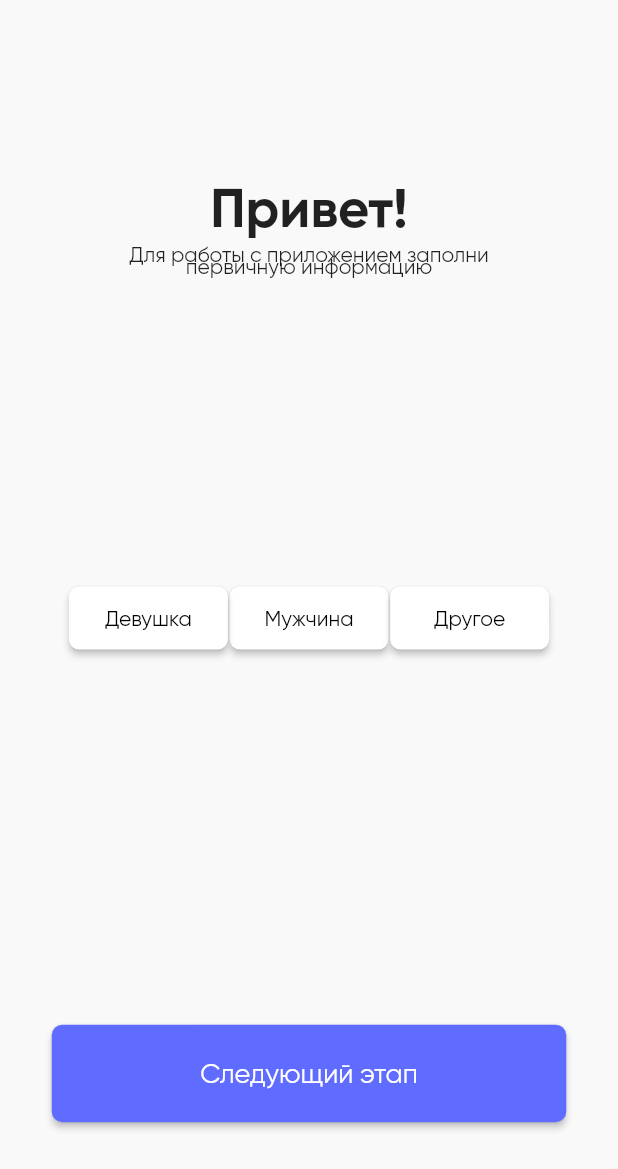
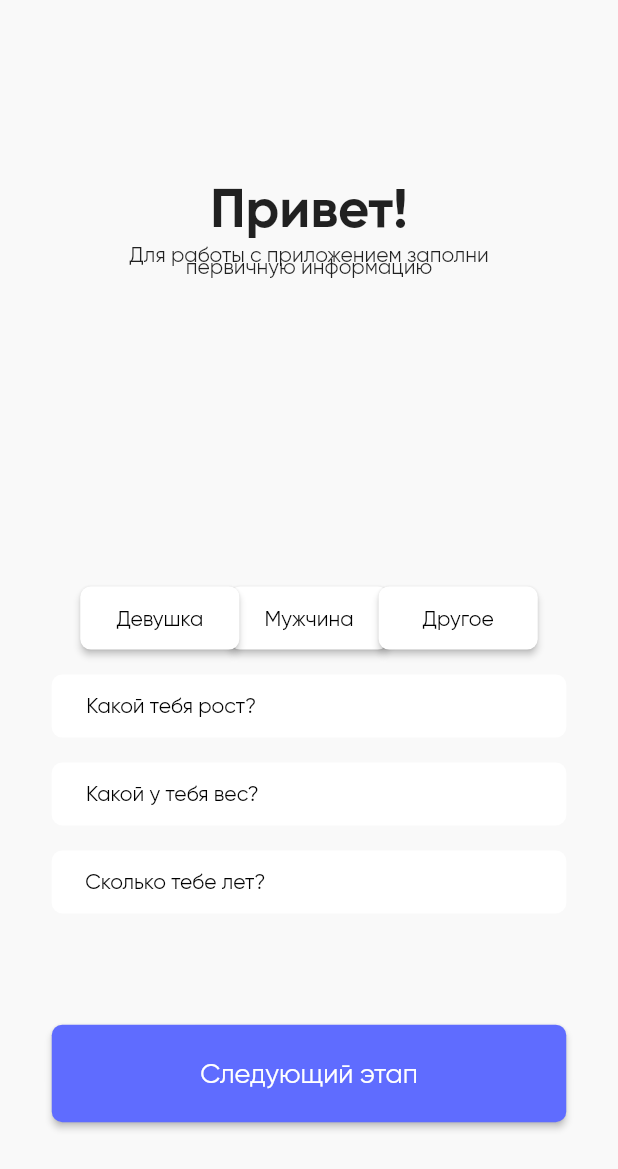
Before and after one commit to kkkivannn/pedometer, a Flutter app: the screen it shows after launch, on a phone screen of 412 x 824 dp. Shown: the top 1169 px of the screen. Run offline on Flutter 3.47's test engine with Material 2 defaults, Android fonts, the light colour scheme and no system bars; missing offline and left inert: splash_screen_view.

Commit message:
Added one new file Parameters

```diff
--- a/lib/Buttons.dart
+++ b/lib/Buttons.dart
@@ -8,8 +8,6 @@ class Buttons extends StatefulWidget {
 }
 
 class _ButtonsState extends State<Buttons> {
-  int _currentindex = 0;
-
   void changeColor1() {
     setState(() {
       if (bottomColor1 == Color(0xffffffFF)) {
@@ -72,7 +70,7 @@ class _ButtonsState extends State<Buttons> {
                 ),
               )),
           Align(
-              alignment: Alignment(0.7, 0),
+              alignment: Alignment(0.65, 0),
               child: ButtonTheme(
                 height: 42,
                 minWidth: 106,
@@ -90,7 +88,7 @@ class _ButtonsState extends State<Buttons> {
                 ),
               )),
           Align(
-              alignment: Alignment(-0.7, 0),
+              alignment: Alignment(-0.65, 0),
               child: ButtonTheme(
                 height: 42,
                 minWidth: 106,
--- a/lib/HelloScreen.dart
+++ b/lib/HelloScreen.dart
@@ -2,7 +2,7 @@
 
 import 'package:flutter/material.dart';
 import 'package:pedometer/Buttons.dart';
-import 'package:pedometer/colors.dart';
+import 'package:pedometer/Parameters.dart';
 
 class HelloScreen extends StatefulWidget {
   @override
@@ -51,6 +51,7 @@ class _HelloScreenState extends State<HelloScreen> {
             ),
           ),
           Buttons(),
+          param(),
         ]),
       ),
     );
--- /dev/null
+++ b/lib/Parameters.dart
@@ -0,0 +1,89 @@
+// ignore_for_file: use_key_in_widget_constructors, file_names, prefer_const_literals_to_create_immutables, prefer_const_constructors
+
+import 'package:flutter/material.dart';
+
+class param extends StatefulWidget {
+  @override
+  _paramState createState() => _paramState();
+}
+
+class _paramState extends State<param> {
+  @override
+  Widget build(BuildContext context) {
+    return SafeArea(
+      child: Stack(
+        children: <Widget>[
+          Align(
+              alignment: Alignment(0, 0.15),
+              child: Container(
+                height: 42,
+                width: 343,
+                decoration: BoxDecoration(
+                    borderRadius: BorderRadius.circular(7),
+                    color: Colors.white),
+                child: Stack(
+                  children: <Widget>[
+                    Container(
+                      alignment: Alignment(-0.80, 0),
+                      child: Text(
+                        'Какой тебя рост?',
+                        style: TextStyle(
+                            color: Colors.black,
+                            fontFamily: 'Gilroy2',
+                            fontSize: 14),
+                      ),
+                    )
+                  ],
+                ),
+              )),
+          Align(
+              alignment: Alignment(0, 0.3),
+              child: Container(
+                height: 42,
+                width: 343,
+                decoration: BoxDecoration(
+                    borderRadius: BorderRadius.circular(7),
+                    color: Colors.white),
+                child: Stack(
+                  children: <Widget>[
+                    Container(
+                      alignment: Alignment(-0.80, 0),
+                      child: Text(
+                        "Какой у тебя вес?",
+                        style: TextStyle(
+                            color: Colors.black,
+                            fontFamily: 'Gilroy2',
+                            fontSize: 14),
+                      ),
+                    )
+                  ],
+                ),
+              )),
+          Align(
+              alignment: Alignment(0, 0.45),
+              child: Container(
+                height: 42,
+                width: 343,
+                decoration: BoxDecoration(
+                    borderRadius: BorderRadius.circular(7),
+                    color: Colors.white),
+                child: Stack(
+                  children: <Widget>[
+                    Container(
+                      alignment: Alignment(-0.80, 0),
+                      child: Text(
+                        'Сколько тебе лет?',
+                        style: TextStyle(
+                            color: Colors.black,
+                            fontFamily: 'Gilroy2',
+                            fontSize: 14),
+                      ),
+                    )
+                  ],
+                ),
+              )),
+        ],
+      ),
+    );
+  }
+}
```
